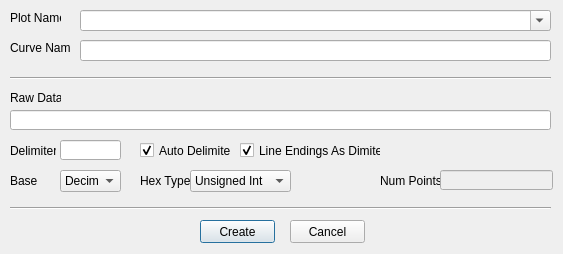
Qt form createplotfromdata.ui (d-wizard/plotter) before a commit.
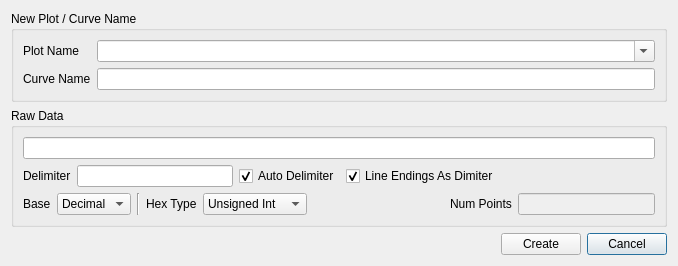
The same form after that commit.

```diff
--- a/createplotfromdata.ui
+++ b/createplotfromdata.ui
@@ -6,97 +6,120 @@
    <rect>
     <x>0</x>
     <y>0</y>
-    <width>563</width>
-    <height>254</height>
+    <width>678</width>
+    <height>249</height>
    </rect>
   </property>
   <property name="windowTitle">
    <string>Create Plot From Data</string>
   </property>
-  <widget class="QComboBox" name="cmbPlotName">
-   <property name="geometry">
-    <rect>
-     <x>80</x>
-     <y>10</y>
-     <width>471</width>
-     <height>21</height>
-    </rect>
-   </property>
-   <property name="editable">
-    <bool>true</bool>
-   </property>
-  </widget>
-  <widget class="QLineEdit" name="txtCurveName">
-   <property name="geometry">
-    <rect>
-     <x>80</x>
-     <y>40</y>
-     <width>471</width>
-     <height>21</height>
-    </rect>
-   </property>
-  </widget>
+  <layout class="QGridLayout" name="gridLayout_3">
+   <item row="2" column="2">
+    <widget class="QPushButton" name="cmdCancel">
+     <property name="text">
+      <string>Cancel</string>
+     </property>
+    </widget>
+   </item>
+   <item row="2" column="1">
+    <widget class="QPushButton" name="cmdCreate">
+     <property name="text">
+      <string>Create</string>
+     </property>
+    </widget>
+   </item>
+   <item row="2" column="0">
+    <spacer name="horizontalSpacer_3">
+     <property name="orientation">
+      <enum>Qt::Horizontal</enum>
+     </property>
+     <property name="sizeHint" stdset="0">
+      <size>
+       <width>40</width>
+       <height>20</height>
+      </size>
+     </property>
+    </spacer>
+   </item>
+   <item row="1" column="0" colspan="3">
+    <widget class="QGroupBox" name="groupBox_2">
+     <property name="sizePolicy">
+      <sizepolicy hsizetype="Preferred" vsizetype="Maximum">
+       <horstretch>0</horstretch>
+       <verstretch>0</verstretch>
+      </sizepolicy>
+     </property>
+     <property name="title">
+      <string>Raw Data</string>
+     </property>
+     <layout class="QGridLayout" name="gridLayout_2">
+      <item row="0" column="0">
   <widget class="QLineEdit" name="txtDataToPlot">
-   <property name="geometry">
-    <rect>
-     <x>10</x>
-     <y>110</y>
-     <width>541</width>
-     <height>20</height>
-    </rect>
-   </property>
    <property name="maxLength">
     <number>100000000</number>
    </property>
   </widget>
-  <widget class="QLabel" name="label">
-   <property name="geometry">
-    <rect>
-     <x>10</x>
-     <y>10</y>
-     <width>51</width>
-     <height>16</height>
-    </rect>
-   </property>
+      </item>
+      <item row="1" column="0">
+       <layout class="QVBoxLayout" name="verticalLayout">
+        <item>
+         <layout class="QHBoxLayout" name="horizontalLayout">
+          <item>
+           <widget class="QLabel" name="label_5">
    <property name="text">
-    <string>Plot Name</string>
-   </property>
-  </widget>
-  <widget class="QLabel" name="label_2">
-   <property name="geometry">
-    <rect>
-     <x>10</x>
-     <y>40</y>
-     <width>61</width>
-     <height>16</height>
-    </rect>
-   </property>
+             <string>Delimiter</string>
+            </property>
+           </widget>
+          </item>
+          <item>
+           <widget class="QLineEdit" name="txtDelimiter"/>
+          </item>
+          <item>
+           <widget class="QCheckBox" name="chkAutoDelim">
+            <property name="text">
+             <string>Auto Delimiter</string>
+            </property>
+            <property name="checked">
+             <bool>true</bool>
+            </property>
+           </widget>
+          </item>
+          <item>
+           <widget class="QCheckBox" name="chkLineEndAsDelim">
    <property name="text">
-    <string>Curve Name</string>
-   </property>
-  </widget>
+             <string>Line Endings As Dimiter</string>
+            </property>
+            <property name="checked">
+             <bool>true</bool>
+            </property>
+           </widget>
+          </item>
+          <item>
+           <spacer name="horizontalSpacer">
+            <property name="orientation">
+             <enum>Qt::Horizontal</enum>
+            </property>
+            <property name="sizeHint" stdset="0">
+             <size>
+              <width>40</width>
+              <height>20</height>
+             </size>
+            </property>
+           </spacer>
+          </item>
+         </layout>
+        </item>
+        <item>
+         <layout class="QHBoxLayout" name="horizontalLayout_2">
+          <item>
   <widget class="QLabel" name="label_3">
-   <property name="geometry">
-    <rect>
-     <x>10</x>
-     <y>170</y>
-     <width>46</width>
-     <height>21</height>
-    </rect>
-   </property>
    <property name="text">
     <string>Base</string>
    </property>
   </widget>
+          </item>
+          <item>
   <widget class="QComboBox" name="cmbBase">
-   <property name="geometry">
-    <rect>
-     <x>60</x>
-     <y>170</y>
-     <width>61</width>
-     <height>22</height>
-    </rect>
-   </property>
    <property name="currentIndex">
     <number>0</number>
    </property>
@@ -111,28 +134,23 @@
     </property>
    </item>
   </widget>
+          </item>
+          <item>
+           <widget class="Line" name="line_3">
+            <property name="orientation">
+             <enum>Qt::Vertical</enum>
+            </property>
+           </widget>
+          </item>
+          <item>
   <widget class="QLabel" name="lblHexType">
-   <property name="geometry">
-    <rect>
-     <x>140</x>
-     <y>170</y>
-     <width>51</width>
-     <height>21</height>
-    </rect>
-   </property>
    <property name="text">
     <string>Hex Type</string>
    </property>
   </widget>
+          </item>
+          <item>
   <widget class="QComboBox" name="cmbHexType">
-   <property name="geometry">
-    <rect>
-     <x>190</x>
-     <y>170</y>
-     <width>101</width>
-     <height>22</height>
-    </rect>
-   </property>
    <item>
     <property name="text">
      <string>Unsigned Int</string>
@@ -169,155 +187,97 @@
     </property>
    </item>
   </widget>
-  <widget class="QLabel" name="label_5">
-   <property name="geometry">
-    <rect>
-     <x>10</x>
-     <y>140</y>
-     <width>46</width>
-     <height>21</height>
-    </rect>
-   </property>
-   <property name="text">
-    <string>Delimiter</string>
-   </property>
-  </widget>
-  <widget class="QLineEdit" name="txtDelimiter">
-   <property name="geometry">
-    <rect>
-     <x>60</x>
-     <y>140</y>
-     <width>61</width>
+          </item>
+          <item>
+           <spacer name="horizontalSpacer_2">
+            <property name="orientation">
+             <enum>Qt::Horizontal</enum>
+            </property>
+            <property name="sizeHint" stdset="0">
+             <size>
+              <width>40</width>
      <height>20</height>
-    </rect>
-   </property>
-  </widget>
-  <widget class="QCheckBox" name="chkAutoDelim">
-   <property name="geometry">
-    <rect>
-     <x>140</x>
-     <y>140</y>
-     <width>91</width>
-     <height>21</height>
-    </rect>
-   </property>
-   <property name="text">
-    <string>Auto Delimiter</string>
-   </property>
-   <property name="checked">
-    <bool>true</bool>
-   </property>
-  </widget>
-  <widget class="QCheckBox" name="chkLineEndAsDelim">
-   <property name="geometry">
-    <rect>
-     <x>240</x>
-     <y>140</y>
-     <width>141</width>
-     <height>21</height>
-    </rect>
-   </property>
-   <property name="text">
-    <string>Line Endings As Dimiter</string>
-   </property>
-   <property name="checked">
-    <bool>true</bool>
-   </property>
-  </widget>
+             </size>
+            </property>
+           </spacer>
+          </item>
+          <item>
   <widget class="QLabel" name="label_6">
-   <property name="geometry">
-    <rect>
-     <x>380</x>
-     <y>170</y>
-     <width>61</width>
-     <height>21</height>
-    </rect>
-   </property>
    <property name="text">
     <string>Num Points</string>
    </property>
   </widget>
+          </item>
+          <item>
   <widget class="QLineEdit" name="txtNumPoints">
    <property name="enabled">
     <bool>false</bool>
    </property>
-   <property name="geometry">
-    <rect>
-     <x>440</x>
-     <y>170</y>
-     <width>113</width>
-     <height>20</height>
-    </rect>
-   </property>
    <property name="readOnly">
     <bool>true</bool>
    </property>
   </widget>
-  <widget class="QPushButton" name="cmdCreate">
-   <property name="geometry">
-    <rect>
-     <x>200</x>
-     <y>220</y>
-     <width>75</width>
-     <height>23</height>
-    </rect>
-   </property>
-   <property name="text">
-    <string>Create</string>
-   </property>
-  </widget>
-  <widget class="QPushButton" name="cmdCancel">
-   <property name="geometry">
-    <rect>
-     <x>290</x>
-     <y>220</y>
-     <width>75</width>
-     <height>23</height>
-    </rect>
-   </property>
+          </item>
+         </layout>
+        </item>
+       </layout>
+      </item>
+     </layout>
+    </widget>
+   </item>
+   <item row="0" column="0" colspan="3">
+    <widget class="QGroupBox" name="groupBox">
+     <property name="sizePolicy">
+      <sizepolicy hsizetype="Preferred" vsizetype="Maximum">
+       <horstretch>0</horstretch>
+       <verstretch>0</verstretch>
+      </sizepolicy>
+     </property>
+     <property name="title">
+      <string>New Plot / Curve Name</string>
+     </property>
+     <layout class="QGridLayout" name="gridLayout">
+      <item row="0" column="1">
+       <widget class="QComboBox" name="cmbPlotName">
+        <property name="editable">
+         <bool>true</bool>
+        </property>
+       </widget>
+      </item>
+      <item row="0" column="0">
+       <widget class="QLabel" name="label">
    <property name="text">
-    <string>Cancel</string>
-   </property>
-  </widget>
-  <widget class="QLabel" name="label_4">
-   <property name="geometry">
-    <rect>
-     <x>10</x>
-     <y>90</y>
-     <width>51</width>
-     <height>16</height>
-    </rect>
-   </property>
+         <string>Plot Name</string>
+        </property>
+       </widget>
+      </item>
+      <item row="1" column="0">
+       <widget class="QLabel" name="label_2">
    <property name="text">
-    <string>Raw Data</string>
-   </property>
-  </widget>
-  <widget class="Line" name="line">
-   <property name="geometry">
-    <rect>
-     <x>10</x>
-     <y>70</y>
-     <width>541</width>
-     <height>16</height>
-    </rect>
-   </property>
-   <property name="orientation">
-    <enum>Qt::Horizontal</enum>
-   </property>
-  </widget>
-  <widget class="Line" name="line_2">
-   <property name="geometry">
-    <rect>
-     <x>10</x>
-     <y>200</y>
-     <width>541</width>
-     <height>16</height>
-    </rect>
-   </property>
+         <string>Curve Name</string>
+        </property>
+       </widget>
+      </item>
+      <item row="1" column="1">
+       <widget class="QLineEdit" name="txtCurveName"/>
+      </item>
+     </layout>
+    </widget>
+   </item>
+   <item row="3" column="0" colspan="3">
+    <spacer name="verticalSpacer">
    <property name="orientation">
-    <enum>Qt::Horizontal</enum>
-   </property>
-  </widget>
+      <enum>Qt::Vertical</enum>
+     </property>
+     <property name="sizeHint" stdset="0">
+      <size>
+       <width>20</width>
+       <height>40</height>
+      </size>
+     </property>
+    </spacer>
+   </item>
+  </layout>
  </widget>
  <resources/>
  <connections/>
```
Lines whose indentation alone changed are shown as unchanged.
